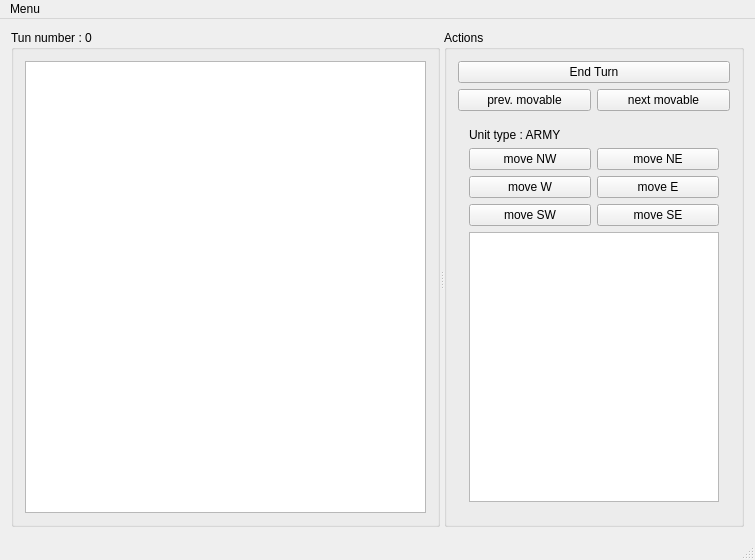
Old version of the form mainwindow.ui in the repository a-laine/empire-gui.
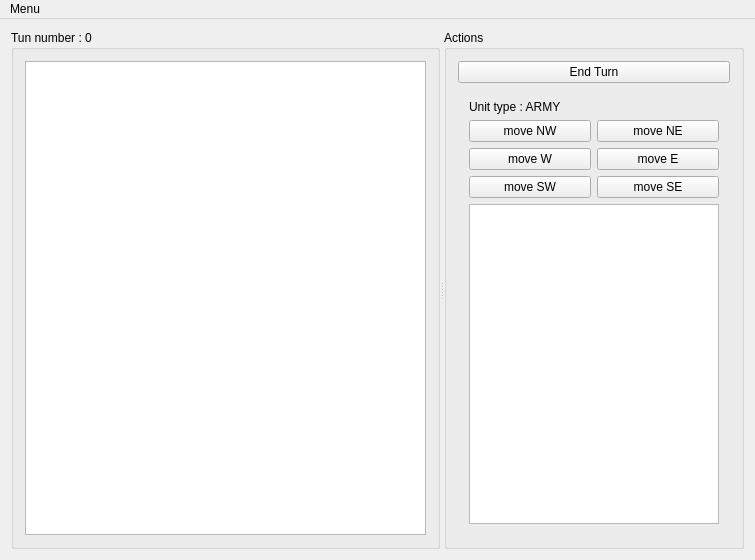
New version of the form. Custom widgets are drawn as their Qt base class.

```diff
--- a/mainwindow.ui
+++ b/mainwindow.ui
@@ -79,24 +79,6 @@
           </property>
          </widget>
         </item>
-        <item>
-         <layout class="QHBoxLayout" name="horizontalLayout">
-          <item>
-           <widget class="QPushButton" name="prevUnitButton">
-            <property name="text">
-             <string>prev. movable</string>
-            </property>
-           </widget>
-          </item>
-          <item>
-           <widget class="QPushButton" name="nextUnitButton">
-            <property name="text">
-             <string>next movable</string>
-            </property>
-           </widget>
-          </item>
-         </layout>
-        </item>
         <item>
          <widget class="QStackedWidget" name="stackedWidget">
           <property name="enabled">
@@ -259,7 +241,6 @@
    </widget>
    <addaction name="menuMenu"/>
   </widget>
-  <widget class="QStatusBar" name="statusBar"/>
   <action name="actionObserver_Mode">
    <property name="checkable">
     <bool>true</bool>
```
